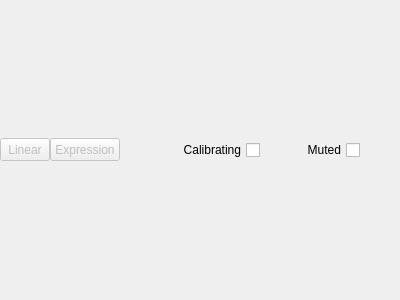
Above: modeeditor.ui from malloch/mapperGUI-qt before the change. Below: the same form after it.
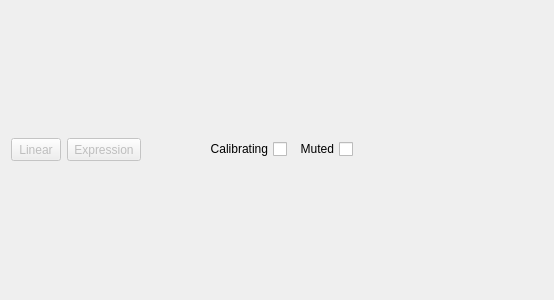
That is the form after the change.

Patch:
```diff
--- a/modeeditor.ui
+++ b/modeeditor.ui
@@ -6,7 +6,7 @@
    <rect>
     <x>0</x>
     <y>0</y>
-    <width>400</width>
+    <width>554</width>
     <height>300</height>
    </rect>
   </property>
@@ -19,45 +19,30 @@
   <property name="windowTitle">
    <string>Form</string>
   </property>
-  <layout class="QHBoxLayout" name="horizontalLayout">
-   <property name="spacing">
-    <number>0</number>
-   </property>
-   <property name="leftMargin">
-    <number>0</number>
-   </property>
-   <property name="topMargin">
-    <number>0</number>
-   </property>
-   <property name="rightMargin">
-    <number>0</number>
-   </property>
-   <property name="bottomMargin">
-    <number>0</number>
-   </property>
-   <item>
-    <widget class="QToolButton" name="modeButtonLinear">
-     <property name="enabled">
-      <bool>false</bool>
-     </property>
+  <layout class="QGridLayout" name="gridLayout" columnstretch="0,0,0,0,0,1">
+   <item row="1" column="3">
+    <widget class="QCheckBox" name="checkBoxCalibrating">
      <property name="sizePolicy">
       <sizepolicy hsizetype="Fixed" vsizetype="Fixed">
-       <horstretch>20</horstretch>
+       <horstretch>0</horstretch>
        <verstretch>0</verstretch>
       </sizepolicy>
      </property>
      <property name="minimumSize">
       <size>
-       <width>50</width>
-       <height>23</height>
+       <width>100</width>
+       <height>0</height>
       </size>
      </property>
+     <property name="layoutDirection">
+      <enum>Qt::RightToLeft</enum>
+     </property>
      <property name="text">
-      <string>Linear</string>
+      <string>Calibrating</string>
      </property>
     </widget>
    </item>
-   <item>
+   <item row="1" column="1">
     <widget class="QToolButton" name="modeButtonExpression">
      <property name="enabled">
       <bool>false</bool>
@@ -79,7 +64,29 @@
      </property>
     </widget>
    </item>
-   <item>
+   <item row="1" column="0">
+    <widget class="QToolButton" name="modeButtonLinear">
+     <property name="enabled">
+      <bool>false</bool>
+     </property>
+     <property name="sizePolicy">
+      <sizepolicy hsizetype="Fixed" vsizetype="Fixed">
+       <horstretch>20</horstretch>
+       <verstretch>0</verstretch>
+      </sizepolicy>
+     </property>
+     <property name="minimumSize">
+      <size>
+       <width>50</width>
+       <height>23</height>
+      </size>
+     </property>
+     <property name="text">
+      <string>Linear</string>
+     </property>
+    </widget>
+   </item>
+   <item row="1" column="2">
     <spacer name="horizontalSpacer_2">
      <property name="orientation">
       <enum>Qt::Horizontal</enum>
@@ -95,33 +102,17 @@
      </property>
     </spacer>
    </item>
-   <item>
-    <widget class="QCheckBox" name="checkBoxCalibrating">
-     <property name="sizePolicy">
-      <sizepolicy hsizetype="Fixed" vsizetype="Fixed">
-       <horstretch>0</horstretch>
-       <verstretch>0</verstretch>
-      </sizepolicy>
-     </property>
-     <property name="minimumSize">
-      <size>
-       <width>100</width>
-       <height>0</height>
-      </size>
-     </property>
-     <property name="layoutDirection">
-      <enum>Qt::RightToLeft</enum>
-     </property>
-     <property name="text">
-      <string>Calibrating</string>
-     </property>
-    </widget>
-   </item>
-   <item>
+   <item row="1" column="4">
     <widget class="QCheckBox" name="checkBoxMuted">
+     <property name="sizePolicy">
+      <sizepolicy hsizetype="Fixed" vsizetype="Fixed">
+       <horstretch>0</horstretch>
+       <verstretch>0</verstretch>
+      </sizepolicy>
+     </property>
      <property name="minimumSize">
       <size>
-       <width>100</width>
+       <width>60</width>
        <height>0</height>
       </size>
      </property>
@@ -133,7 +124,7 @@
      </property>
     </widget>
    </item>
-   <item>
+   <item row="1" column="5">
     <spacer name="horizontalSpacer">
      <property name="orientation">
       <enum>Qt::Horizontal</enum>
```
